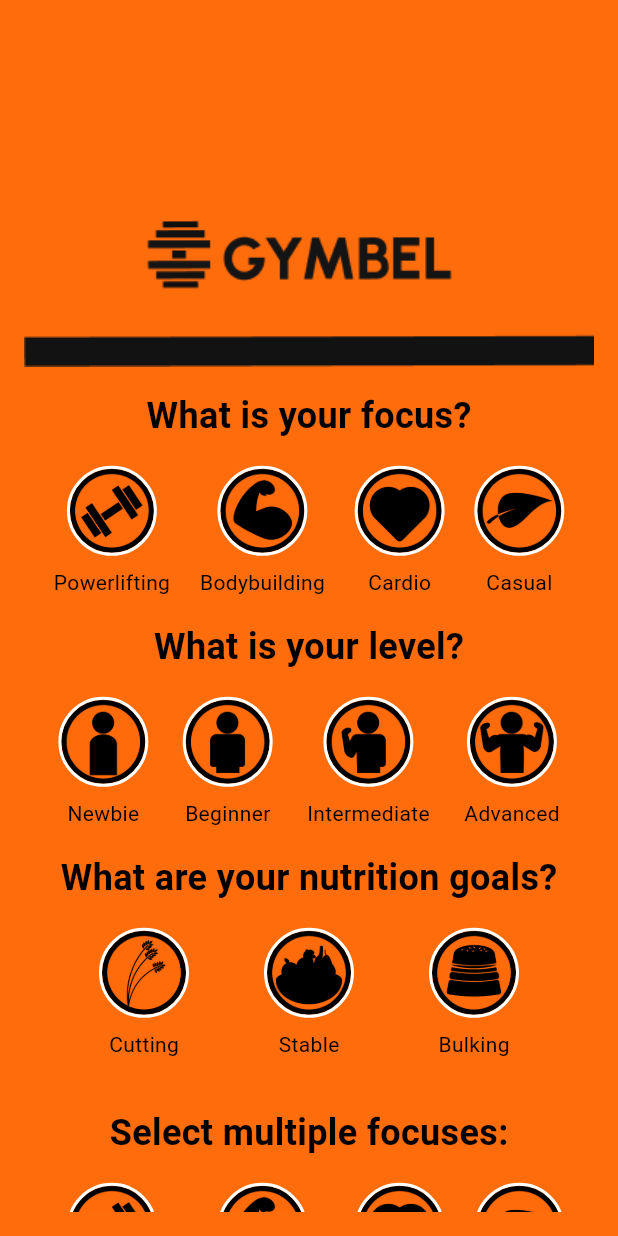
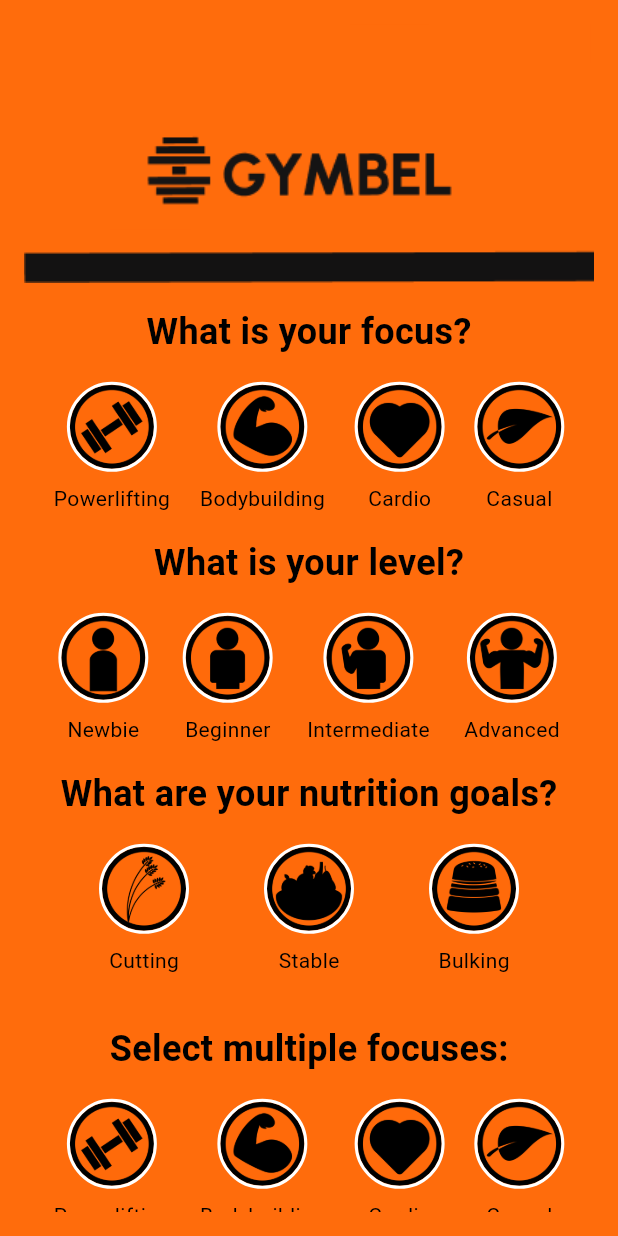
Before and after one commit to roshanlam/gymblef, a Flutter app: the SelectionPage screen opened directly, on a phone screen of 412 x 824 dp. Run offline on Flutter 3.47's test engine with Material 3 defaults, Android fonts, the phone set to English and light mode, and no system bars; our stand-ins replace flutter_secure_storage; accounts and stored records are empty.

Commit message:
Added PopUp and Removed AppBar

```diff
--- a/lib/selection.dart
+++ b/lib/selection.dart
@@ -29,10 +29,10 @@ class _SelectionPageState extends State<SelectionPage> {
   Widget build(BuildContext context) {
     return Scaffold(
       backgroundColor: const Color(0xFFFF6C0C),
-      appBar: AppBar(
+      /*appBar: AppBar(
         backgroundColor: Colors.transparent,
         elevation: 0,
-      ),
+      ),*/
       body: Padding(
         padding: const EdgeInsets.all(16.0),
         child: SingleChildScrollView(
@@ -263,7 +263,8 @@ class FocusButton extends StatelessWidget {
   final Function(String)? onPressed;
   final bool isSelected;
 
-  const FocusButton({super.key,
+  const FocusButton({
+    super.key,
     required this.imagePath,
     required this.label,
     this.onPressed,
```
Also changed, not shown: 25 other files.
